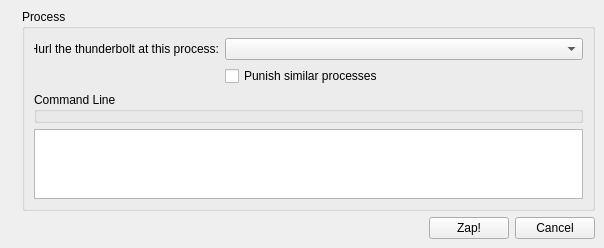
Qt form mainwindow.ui (b0bh00d/crash-firefox) before a commit.
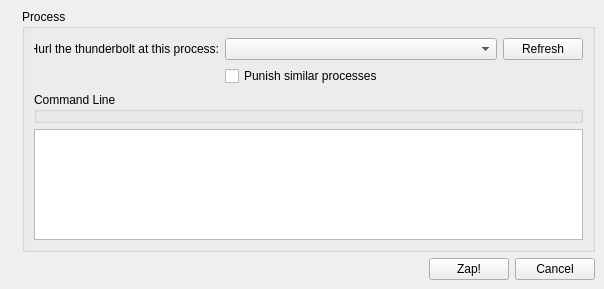
The same form after that commit. Icons and pictures are not drawn.

Commit message: - Adjusted zapping behavior to avoid displaying the "could not find" dialog - Added a "Refresh" button to refresh the current list of processes

What changed in the file:
```diff
--- a/mainwindow.ui
+++ b/mainwindow.ui
@@ -7,7 +7,7 @@
     <x>0</x>
     <y>0</y>
     <width>604</width>
-    <height>248</height>
+    <height>289</height>
    </rect>
   </property>
   <property name="windowTitle">
@@ -73,6 +73,19 @@
              </property>
             </widget>
            </item>
+           <item>
+            <widget class="QPushButton" name="button_Refresh">
+             <property name="maximumSize">
+              <size>
+               <width>80</width>
+               <height>16777215</height>
+              </size>
+             </property>
+             <property name="text">
+              <string>Refresh</string>
+             </property>
+            </widget>
+           </item>
           </layout>
          </item>
          <item>
```
The commit also changes 2 other files.
